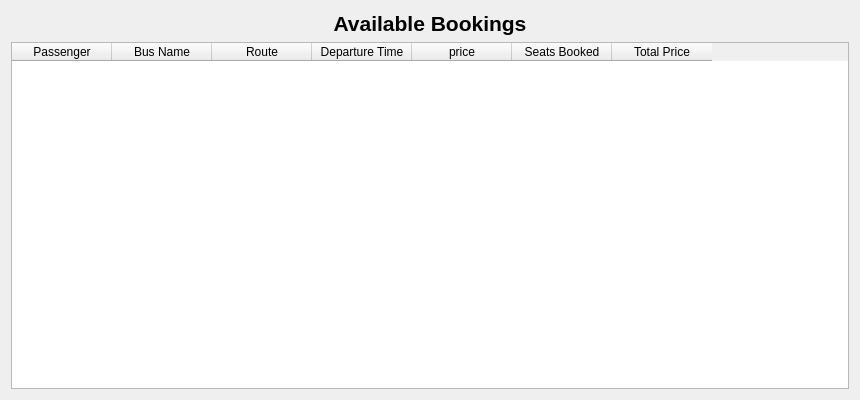
anshu-ho-la/buspass, file adminhistory.ui: the form before one commit.
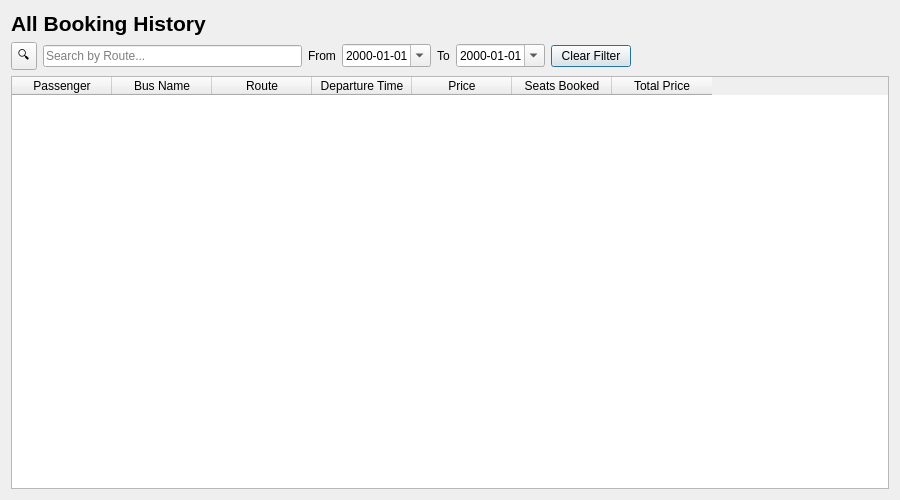
The form after the commit.

Diff of the .ui file:
```diff
--- a/adminhistory.ui
+++ b/adminhistory.ui
@@ -6,8 +6,8 @@
    <rect>
     <x>0</x>
     <y>0</y>
-    <width>860</width>
-    <height>400</height>
+    <width>900</width>
+    <height>500</height>
    </rect>
   </property>
   <property name="windowTitle">
@@ -23,13 +23,91 @@
       </font>
      </property>
      <property name="text">
-      <string>Available Bookings</string>
-     </property>
-     <property name="alignment">
-      <set>Qt::AlignmentFlag::AlignCenter</set>
+      <string>All Booking History</string>
      </property>
     </widget>
    </item>
+   <item>
+    <layout class="QHBoxLayout" name="searchRow">
+     <item>
+      <widget class="QToolButton" name="searchModeBtn">
+       <property name="toolTip">
+        <string>Choose what to search by</string>
+       </property>
+       <property name="text">
+        <string>🔍</string>
+       </property>
+       <property name="popupMode">
+        <enum>QToolButton::ToolButtonPopupMode::InstantPopup</enum>
+       </property>
+      </widget>
+     </item>
+     <item>
+      <widget class="QLineEdit" name="searchBar">
+       <property name="visible">
+        <bool>false</bool>
+       </property>
+       <property name="placeholderText">
+        <string>Search by Route...</string>
+       </property>
+      </widget>
+     </item>
+     <item>
+      <widget class="QLabel" name="fromLabel">
+       <property name="text">
+        <string>From</string>
+       </property>
+      </widget>
+     </item>
+     <item>
+      <widget class="QDateEdit" name="dateFromFilter">
+       <property name="displayFormat">
+        <string>yyyy-MM-dd</string>
+       </property>
+       <property name="calendarPopup">
+        <bool>true</bool>
+       </property>
+      </widget>
+     </item>
+     <item>
+      <widget class="QLabel" name="toLabel">
+       <property name="text">
+        <string>To</string>
+       </property>
+      </widget>
+     </item>
+     <item>
+      <widget class="QDateEdit" name="dateToFilter">
+       <property name="displayFormat">
+        <string>yyyy-MM-dd</string>
+       </property>
+       <property name="calendarPopup">
+        <bool>true</bool>
+       </property>
+      </widget>
+     </item>
+     <item>
+      <widget class="QPushButton" name="clearFilterBtn">
+       <property name="text">
+        <string>Clear Filter</string>
+       </property>
+      </widget>
+     </item>
+     <item>
+      <spacer name="searchRightSpacer">
+       <property name="orientation">
+        <enum>Qt::Orientation::Horizontal</enum>
+       </property>
+       <property name="sizeHint" stdset="0">
+        <size>
+         <width>40</width>
+         <height>20</height>
+        </size>
+       </property>
+      </spacer>
+     </item>
+    </layout>
+   </item>
    <item>
     <widget class="QTableWidget" name="tableWidget">
      <column>
@@ -54,7 +132,7 @@
      </column>
      <column>
       <property name="text">
-       <string>price</string>
+       <string>Price</string>
       </property>
      </column>
      <column>
```
Left out of the diff: 8 changed lines with no effect on the pictures.
